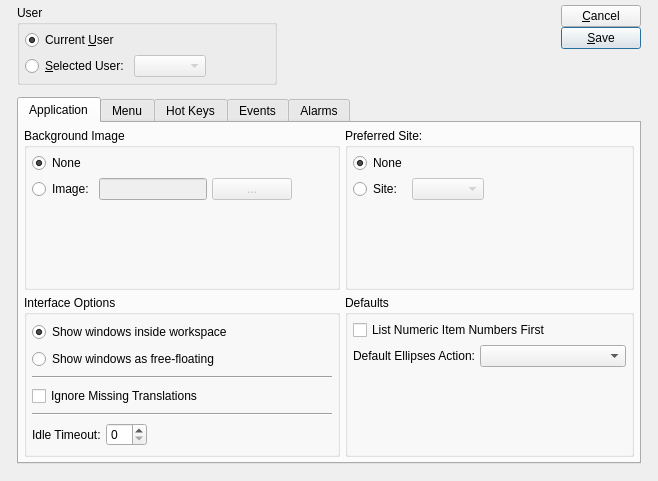
This is guiclient/userPreferences.ui in Pegasus-RPG/xtuple-client as Qt 5 draws it before an edit. The edited form follows.
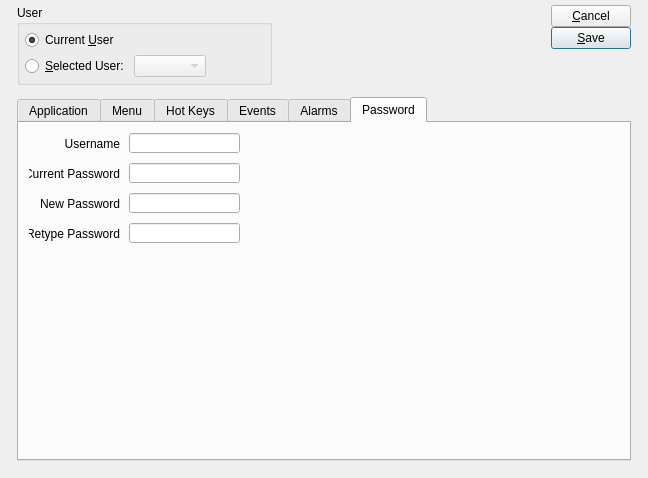
This is the edited form. The open tabs and pages were chosen to show the change. Custom widgets are drawn as their Qt base class.

Commit message: Incorporated changes for patch to allow users to change preferences. Issue #9005.

The edit to the form file:
```diff
--- a/guiclient/userPreferences.ui
+++ b/guiclient/userPreferences.ui
@@ -12,8 +12,8 @@
    <rect>
     <x>0</x>
     <y>0</y>
-    <width>658</width>
-    <height>481</height>
+    <width>648</width>
+    <height>478</height>
    </rect>
   </property>
   <property name="windowTitle" >
@@ -1128,6 +1128,124 @@
          </item>
         </layout>
        </widget>
+       <widget class="QWidget" name="_password" >
+        <attribute name="title" >
+         <string>Password</string>
+        </attribute>
+        <widget class="QLabel" name="label" >
+         <property name="geometry" >
+          <rect>
+           <x>10</x>
+           <y>10</y>
+           <width>91</width>
+           <height>21</height>
+          </rect>
+         </property>
+         <property name="text" >
+          <string>Username</string>
+         </property>
+         <property name="alignment" >
+          <set>Qt::AlignRight|Qt::AlignTrailing|Qt::AlignVCenter</set>
+         </property>
+        </widget>
+        <widget class="QLabel" name="label_2" >
+         <property name="geometry" >
+          <rect>
+           <x>10</x>
+           <y>40</y>
+           <width>91</width>
+           <height>21</height>
+          </rect>
+         </property>
+         <property name="text" >
+          <string>Current Password</string>
+         </property>
+         <property name="alignment" >
+          <set>Qt::AlignRight|Qt::AlignTrailing|Qt::AlignVCenter</set>
+         </property>
+        </widget>
+        <widget class="QLabel" name="label_3" >
+         <property name="geometry" >
+          <rect>
+           <x>10</x>
+           <y>100</y>
+           <width>91</width>
+           <height>21</height>
+          </rect>
+         </property>
+         <property name="text" >
+          <string>Retype Password</string>
+         </property>
+         <property name="alignment" >
+          <set>Qt::AlignRight|Qt::AlignTrailing|Qt::AlignVCenter</set>
+         </property>
+        </widget>
+        <widget class="XLineEdit" name="_username" >
+         <property name="geometry" >
+          <rect>
+           <x>110</x>
+           <y>10</y>
+           <width>111</width>
+           <height>20</height>
+          </rect>
+         </property>
+        </widget>
+        <widget class="XLineEdit" name="_currentpassword" >
+         <property name="geometry" >
+          <rect>
+           <x>110</x>
+           <y>40</y>
+           <width>111</width>
+           <height>20</height>
+          </rect>
+         </property>
+         <property name="echoMode" >
+          <enum>QLineEdit::Password</enum>
+         </property>
+        </widget>
+        <widget class="XLineEdit" name="_newpassword" >
+         <property name="geometry" >
+          <rect>
+           <x>110</x>
+           <y>70</y>
+           <width>111</width>
+           <height>20</height>
+          </rect>
+         </property>
+         <property name="echoMode" >
+          <enum>QLineEdit::Password</enum>
+         </property>
+        </widget>
+        <widget class="QLabel" name="label_4" >
+         <property name="geometry" >
+          <rect>
+           <x>20</x>
+           <y>70</y>
+           <width>81</width>
+           <height>21</height>
+          </rect>
+         </property>
+         <property name="text" >
+          <string>New Password</string>
+         </property>
+         <property name="alignment" >
+          <set>Qt::AlignRight|Qt::AlignTrailing|Qt::AlignVCenter</set>
+         </property>
+        </widget>
+        <widget class="XLineEdit" name="_retypepassword" >
+         <property name="geometry" >
+          <rect>
+           <x>110</x>
+           <y>100</y>
+           <width>111</width>
+           <height>20</height>
+          </rect>
+         </property>
+         <property name="echoMode" >
+          <enum>QLineEdit::Password</enum>
+         </property>
+        </widget>
+       </widget>
       </widget>
      </item>
     </layout>
```
Left out of the diff: 3 changed lines with no effect on the pictures. The commit also changes 3 other files.
